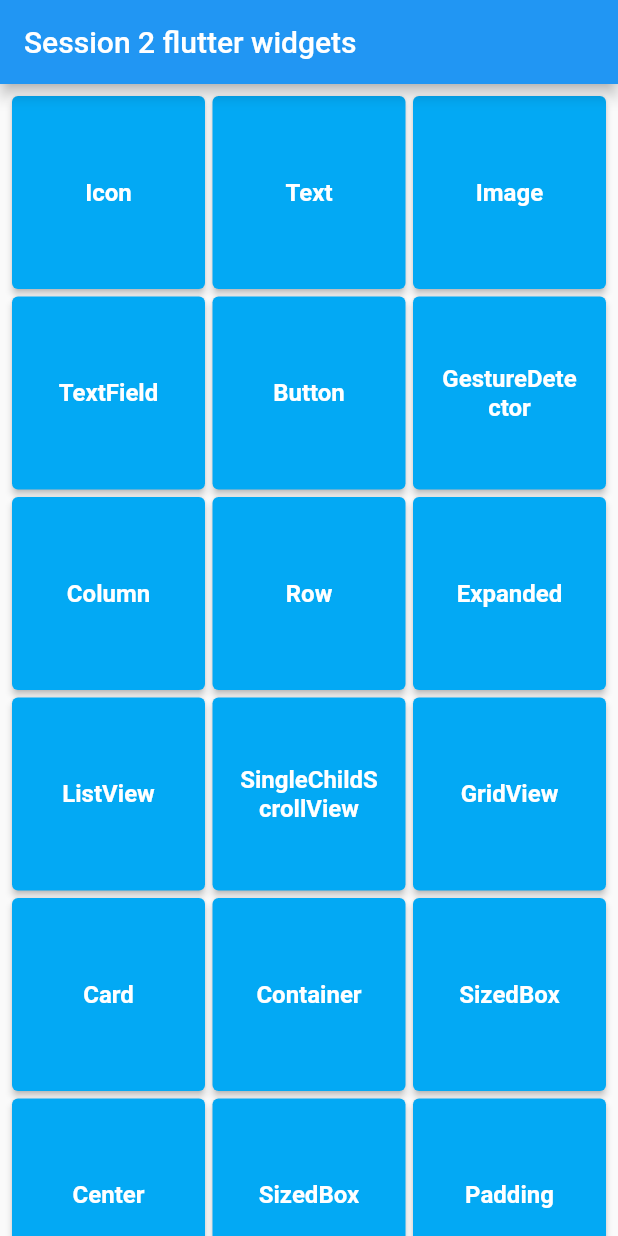
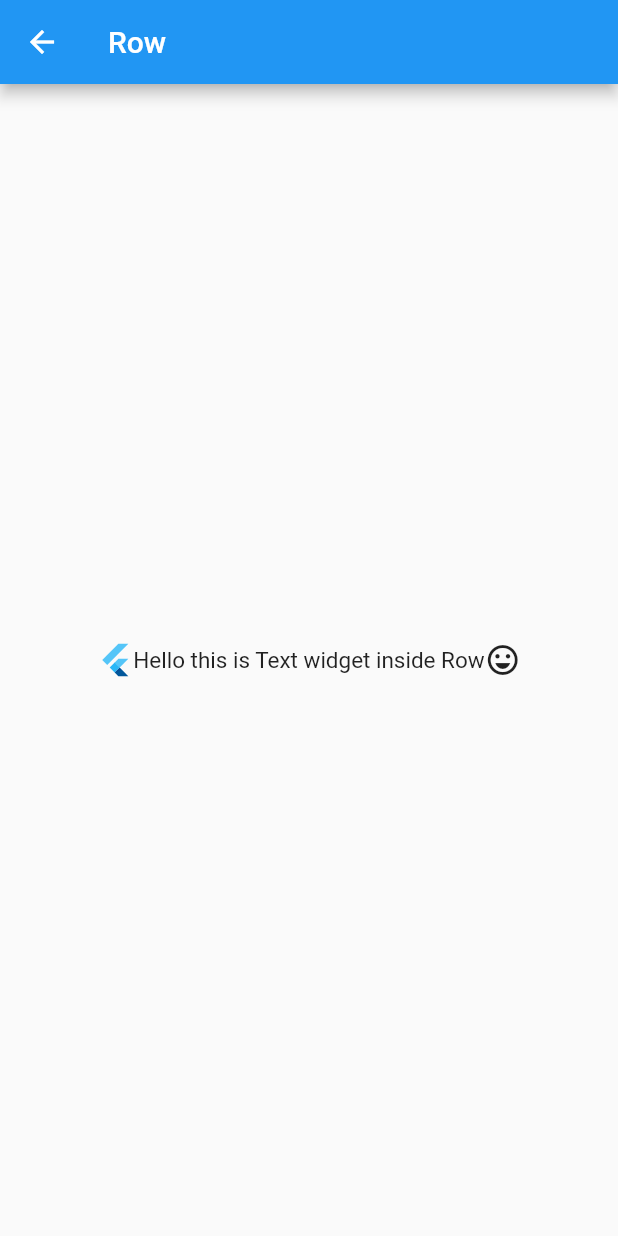
Before and after one commit to sherifhasan/flutter_introduction, a Flutter app: the screen it shows after launch, after a tap on "Row", on a phone screen of 412 x 824 dp. Run offline on Flutter 3.47's test engine with Material 2 defaults, Android fonts, the phone set to English and light mode, and no system bars.

Commit message:
add row widget

```diff
--- a/lib/main.dart
+++ b/lib/main.dart
@@ -1,4 +1,5 @@
 import 'package:flutter/material.dart';
+import 'package:widgets_samples/widgets/row.dart';
 
 import 'widgets/icon.dart';
 import 'widgets/text.dart';
@@ -79,7 +80,12 @@ class MyHomePage extends StatelessWidget {
             ),
             GridItemChild(
               title: 'Row',
-              onPressed: () {},
+              onPressed: () {
+                Navigator.push(
+                    context,
+                    MaterialPageRoute(
+                        builder: (context) => RowWidget(title: 'Row')));
+              },
             ),
             GridItemChild(
               title: 'Expanded',
--- /dev/null
+++ b/lib/widgets/row.dart
@@ -0,0 +1,28 @@
+import 'package:flutter/material.dart';
+
+class RowWidget extends StatelessWidget {
+  RowWidget({required this.title});
+
+  final String title;
+
+  @override
+  Widget build(BuildContext context) {
+    return Scaffold(
+        appBar: AppBar(
+          title: Text(title),
+        ),
+        body: Center(
+          child: Row(
+            mainAxisAlignment: MainAxisAlignment.center,
+            children: <Widget>[
+              FlutterLogo(),
+              Text(
+                'Hello this is Text widget inside Row',
+                style: TextStyle(fontSize: 15),
+              ),
+              Icon(Icons.sentiment_very_satisfied),
+            ],
+          ),
+        ));
+  }
+}
```
